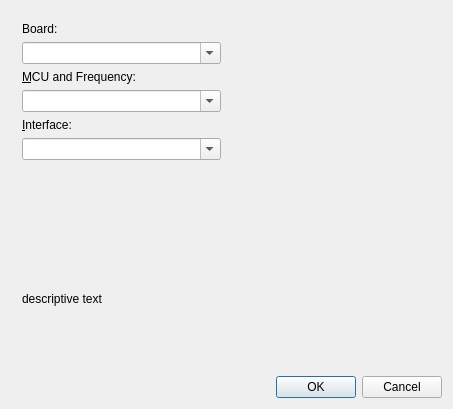
Before: the Qt Designer form arduinowindow.ui in KDE/kdev-embedded, drawn with Qt 5.
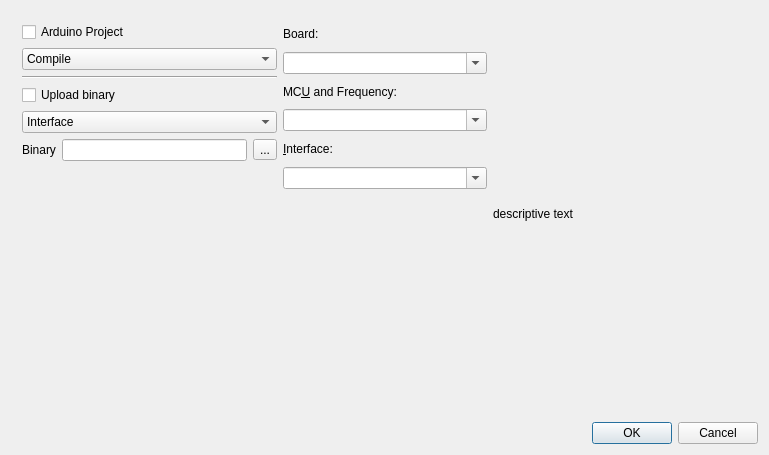
After: the same form once the commit is applied. Custom widgets are drawn as their Qt base class.

Patch:
```diff
--- a/arduinowindow.ui
+++ b/arduinowindow.ui
@@ -6,8 +6,8 @@
    <rect>
     <x>0</x>
     <y>0</y>
-    <width>453</width>
-    <height>409</height>
+    <width>769</width>
+    <height>455</height>
    </rect>
   </property>
   <property name="windowTitle">
@@ -25,6 +25,113 @@
         <property name="sizeConstraint">
          <enum>QLayout::SetFixedSize</enum>
         </property>
+        <item>
+         <layout class="QVBoxLayout" name="verticalLayout_6" stretch="0,0,0,0,0,0,0,0">
+          <property name="spacing">
+           <number>6</number>
+          </property>
+          <property name="sizeConstraint">
+           <enum>QLayout::SetDefaultConstraint</enum>
+          </property>
+          <property name="rightMargin">
+           <number>0</number>
+          </property>
+          <property name="bottomMargin">
+           <number>0</number>
+          </property>
+          <item>
+           <widget class="QCheckBox" name="checkBox_3">
+            <property name="text">
+             <string>Arduino Project</string>
+            </property>
+           </widget>
+          </item>
+          <item>
+           <widget class="QComboBox" name="comboBox">
+            <item>
+             <property name="text">
+              <string>Compile</string>
+             </property>
+            </item>
+            <item>
+             <property name="text">
+              <string>Upload</string>
+             </property>
+            </item>
+           </widget>
+          </item>
+          <item>
+           <widget class="Line" name="line">
+            <property name="orientation">
+             <enum>Qt::Horizontal</enum>
+            </property>
+           </widget>
+          </item>
+          <item>
+           <widget class="QCheckBox" name="checkBox_2">
+            <property name="text">
+             <string>Upload binary</string>
+            </property>
+           </widget>
+          </item>
+          <item>
+           <widget class="QComboBox" name="comboBox_2">
+            <item>
+             <property name="text">
+              <string>Interface</string>
+             </property>
+            </item>
+           </widget>
+          </item>
+          <item>
+           <layout class="QHBoxLayout" name="horizontalLayout_2">
+            <item>
+             <widget class="QLabel" name="label">
+              <property name="text">
+               <string>Binary</string>
+              </property>
+             </widget>
+            </item>
+            <item>
+             <widget class="QLineEdit" name="hexPathEdit"/>
+            </item>
+            <item>
+             <widget class="QToolButton" name="hexPathButton">
+              <property name="text">
+               <string>...</string>
+              </property>
+             </widget>
+            </item>
+           </layout>
+          </item>
+          <item>
+           <spacer name="verticalSpacer">
+            <property name="orientation">
+             <enum>Qt::Vertical</enum>
+            </property>
+            <property name="sizeHint" stdset="0">
+             <size>
+              <width>20</width>
+              <height>40</height>
+             </size>
+            </property>
+           </spacer>
+          </item>
+          <item>
+           <spacer name="horizontalSpacer">
+            <property name="orientation">
+             <enum>Qt::Horizontal</enum>
+            </property>
+            <property name="sizeHint" stdset="0">
+             <size>
+              <width>40</width>
+              <height>20</height>
+             </size>
+            </property>
+           </spacer>
+          </item>
+         </layout>
+        </item>
         <item>
          <layout class="QVBoxLayout" name="verticalLayout">
           <item>
@@ -47,7 +154,7 @@
           <item>
            <widget class="QLabel" name="buadLabel">
             <property name="text">
-             <string>&amp;MCU and Frequency:</string>
+             <string>MC&amp;U and Frequency:</string>
             </property>
             <property name="buddy">
              <cstring>boardCombo</cstring>
@@ -82,21 +189,6 @@
            </widget>
           </item>
           <item>
-           <spacer name="verticalSpacer">
-            <property name="orientation">
-             <enum>Qt::Vertical</enum>
-            </property>
-            <property name="sizeHint" stdset="0">
-             <size>
-              <width>20</width>
-              <height>40</height>
-             </size>
-            </property>
-           </spacer>
-          </item>
-         </layout>
-        </item>
-        <item>
          <widget class="QLabel" name="image">
           <property name="enabled">
            <bool>true</bool>
@@ -133,6 +225,14 @@
        </layout>
       </item>
       <item>
+         <layout class="QVBoxLayout" name="verticalLayout_7">
+          <property name="spacing">
+           <number>6</number>
+          </property>
+          <property name="leftMargin">
+           <number>0</number>
+          </property>
+          <item>
        <widget class="QLabel" name="bitext">
         <property name="sizePolicy">
          <sizepolicy hsizetype="MinimumExpanding" vsizetype="MinimumExpanding">
@@ -144,6 +244,10 @@
          <string>descriptive text</string>
         </property>
        </widget>
+          </item>
+         </layout>
+        </item>
+       </layout>
       </item>
      </layout>
     </widget>
```
Lines whose indentation alone changed are shown as unchanged.
